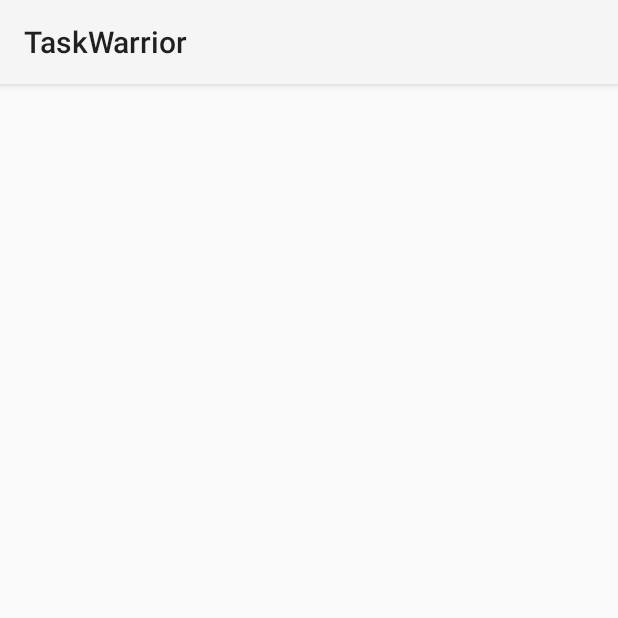
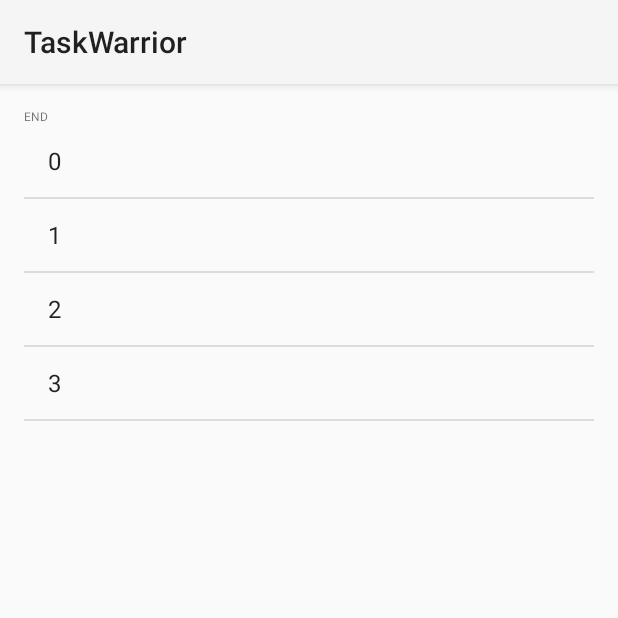
Before and after one commit to Doctor-Andonuts/TaskWarrior, an Android app: the screen it shows after launch (TaskWarriorActivity), on a phone screen of 412 x 824 dp, the top half of it. Run offline under Robolectric (Android 15) with nearby library versions, the phone set to English and light mode, and no system bars; 1 statement that could not run was skipped.

Commit message:
ListView

```diff
--- /dev/null
+++ b/app/src/main/java/com/doctorandonuts/taskwarrior/Task.java
@@ -0,0 +1,31 @@
+package com.doctorandonuts.taskwarrior;
+
+import org.json.JSONObject;
+
+import java.util.ArrayList;
+import java.util.UUID;
+
+/**
+ * Created by Mr Saturn on 8/4/2015.
+ */
+public class Task {
+
+    private String description;
+
+    public void importTask(JSONObject jsonTask) {
+
+    }
+
+//    "id":19,
+//    "brainpower":"M",
+//    "description":"Pay Medical bill",
+//    "entry":"20150529T202744Z",
+//    "estimate":"15min",
+//    "modified":"20150803T230955Z",
+//    "priority":"H",
+//    "status":"pending",
+//    "tags":["home","computer"],
+//    "uuid":"b0c9e6e1-4345-4203-91f5-e87b686218c2",
+//    "urgency":7.26712
+
+}
--- a/app/src/main/java/com/doctorandonuts/taskwarrior/TaskWarriorActivityFragment.java
+++ b/app/src/main/java/com/doctorandonuts/taskwarrior/TaskWarriorActivityFragment.java
@@ -7,24 +7,20 @@ import android.util.Log;
 import android.view.LayoutInflater;
 import android.view.View;
 import android.view.ViewGroup;
+import android.widget.ArrayAdapter;
+import android.widget.ListView;
 import android.widget.TextView;
 
-import com.doctorandonuts.taskwarrior.sync.Msg;
-import com.doctorandonuts.taskwarrior.sync.TLSClient;
 import com.doctorandonuts.taskwarrior.sync.TaskWarriorSync;
 
-import java.io.IOException;
-import java.nio.charset.MalformedInputException;
-import java.security.cert.CertificateException;
-import java.text.ParseException;
+import java.util.ArrayList;
 
 /**
  * A placeholder fragment containing a simple view.
  */
 public class TaskWarriorActivityFragment extends Fragment {
     TextView textOutput;
-
-
+    ListView listView;
 
     public TaskWarriorActivityFragment() {}
 
@@ -34,6 +30,7 @@ public class TaskWarriorActivityFragment extends Fragment {
         View rootView = inflater.inflate(R.layout.fragment_task_warrior, container, false);
 
         textOutput = (TextView)rootView.findViewById(R.id.textOutput);
+        listView = (ListView)rootView.findViewById(R.id.listView);
         return rootView;
     }
 
@@ -47,21 +44,37 @@ public class TaskWarriorActivityFragment extends Fragment {
     private class updateTaskWarriorData extends AsyncTask<Void, Void, String> {
         protected String doInBackground(Void... params) {
             TaskWarriorSync taskWarriorSync = new TaskWarriorSync();
-            String data = taskWarriorSync.getTaskWarriorData();
-            return data;
+            //String data = taskWarriorSync.getTaskWarriorData();
+            //return data;
+            return "DATA";
         }
         protected void onPostExecute(String data) {
             renderTaskWarrior(data);
         }
     }
 
-
-
     private void renderTaskWarrior(String data) {
         try {
-            textOutput.setText(data);
+            textOutput.setText("START");
+
+//            Task[] task = new Task[4];
+//            for(Integer i=0; i<4; i++) {
+//                task[i] = new Task();
+//                task[i].addText("Task: " + i.toString());
+//            }
+
+            final ArrayList<String> list = new ArrayList<>();
+            for (Integer i = 0; i < 4; i++) {
+                list.add(i.toString());
+            }
+            final ArrayAdapter adapter = new ArrayAdapter(getActivity(),
+                    android.R.layout.simple_list_item_1, list);
+            listView.setAdapter(adapter);
+
+            textOutput.setText("END");
+
         }catch(Exception e){
-            Log.e("SimpleWeather", "One or more fields not found in the JSON data");
+            Log.e("TaskWarrior", "PROBLEM:" + e.toString());
         }
     }
 }
--- a/app/src/main/res/layout/fragment_task_warrior.xml
+++ b/app/src/main/res/layout/fragment_task_warrior.xml
@@ -14,8 +14,14 @@
         android:layout_alignParentTop="true"
         android:textAppearance="?android:attr/textAppearanceSmall"
         android:textSize="8sp"
-        android:layout_alignParentBottom="true"
         android:layout_alignParentEnd="true"
         android:layout_alignParentStart="true" />
 
+    <ListView
+        android:layout_width="wrap_content"
+        android:layout_height="match_parent"
+        android:id="@+id/listView"
+        android:layout_centerHorizontal="true"
+        android:layout_below="@+id/textOutput" />
+
 </RelativeLayout>
```
